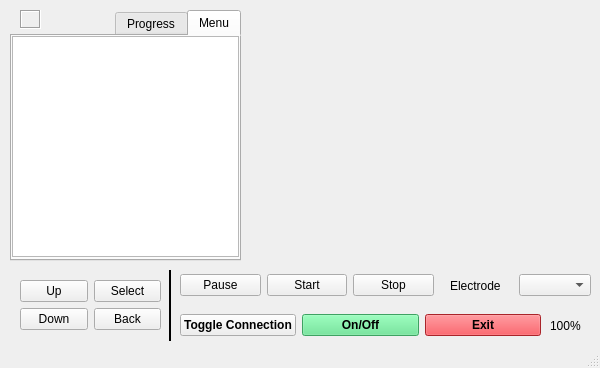
Old version of the form Neuroset/mainwindow.ui in the repository arthur-dao/Neuroset-Simulator.
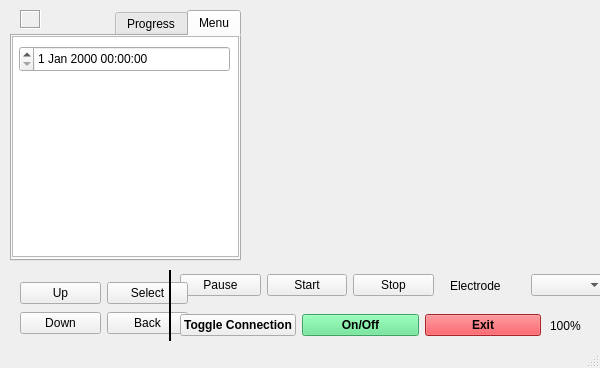
New version of the form. The open tabs and pages were chosen to show the change. Custom widgets are drawn as their Qt base class.

The edit to the form file:
```diff
--- a/Neuroset/mainwindow.ui
+++ b/Neuroset/mainwindow.ui
@@ -116,6 +116,16 @@
        <enum>Qt::LeftToRight</enum>
       </property>
      </widget>
+     <widget class="QDateTimeEdit" name="sessionTimeEdit">
+      <property name="geometry">
+       <rect>
+        <x>7</x>
+        <y>10</y>
+        <width>211</width>
+        <height>26</height>
+       </rect>
+      </property>
+     </widget>
     </widget>
     <widget class="QWidget" name="tab_2">
      <attribute name="title">
@@ -206,8 +216,8 @@
      <rect>
       <x>20</x>
       <y>280</y>
-      <width>141</width>
-      <height>51</height>
+      <width>168</width>
+      <height>58</height>
      </rect>
     </property>
     <layout class="QGridLayout" name="MenuControls">
@@ -246,7 +256,7 @@
      <rect>
       <x>450</x>
       <y>270</y>
-      <width>141</width>
+      <width>156</width>
       <height>31</height>
      </rect>
     </property>
```
Left out of the diff: 2 changed lines with no effect on the pictures.
